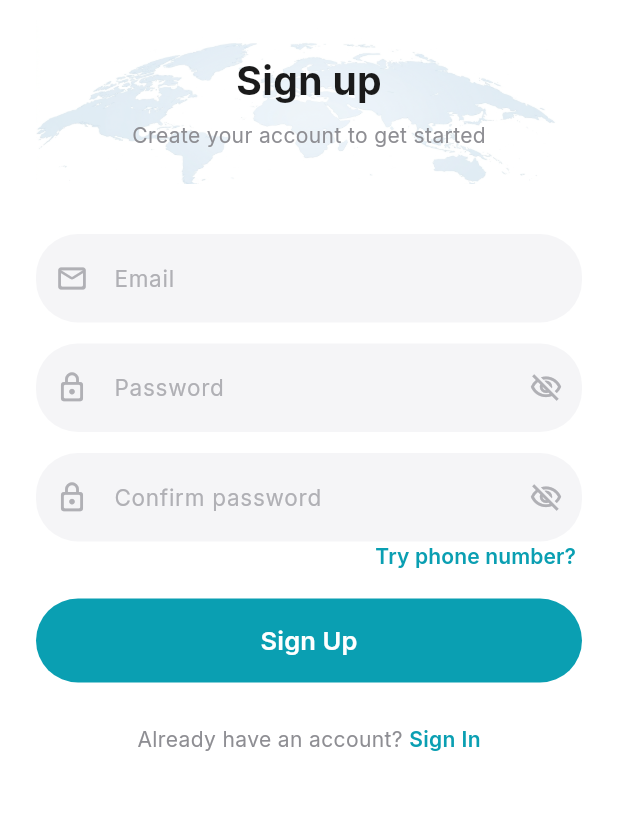
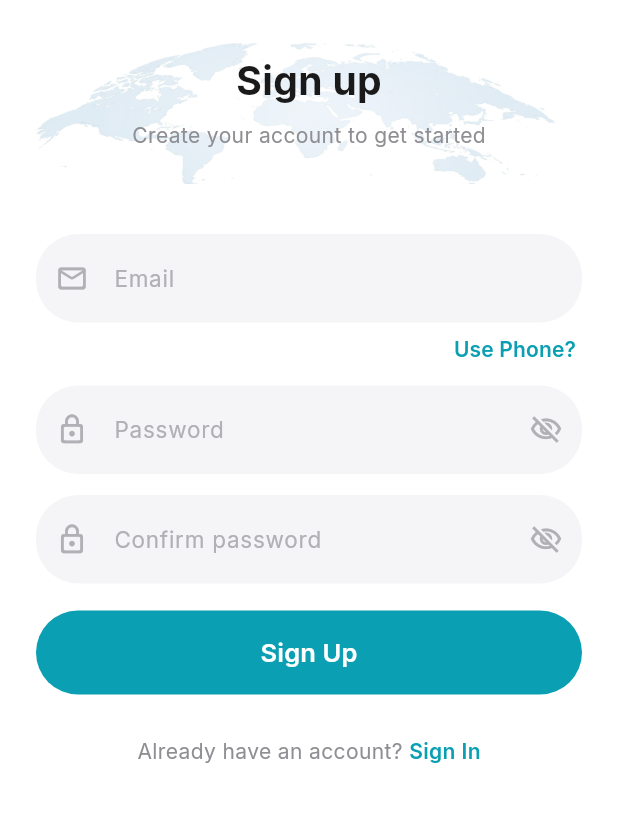
Before and after one commit to 5z97c45jbd-rgb/W2T-UI, a Flutter app: the SignupScreen screen opened by its route, on a phone screen of 412 x 824 dp, the part 213-1035 px from its top. Run offline on Flutter 3.47's test engine with Material 3 defaults, Android fonts, the phone set to English and light mode, and no system bars; our stand-ins replace go_router, google_fonts.

Commit message:
Fix: Phone num field and auth switch link

```diff
--- a/lib/features/auth/ui/signup_screen.dart
+++ b/lib/features/auth/ui/signup_screen.dart
@@ -5,7 +5,9 @@ import 'package:google_fonts/google_fonts.dart';
 import 'package:w2t_mobile/core/constants/app_assets.dart';
 import 'package:w2t_mobile/core/constants/app_colors.dart';
 import 'package:w2t_mobile/core/router/app_router.dart';
+import 'package:w2t_mobile/features/auth/widgets/auth_switch_link.dart';
 import 'package:w2t_mobile/features/auth/widgets/auth_text_field.dart';
+import 'package:w2t_mobile/features/auth/widgets/phone_number_field.dart';
 import 'package:w2t_mobile/features/auth/widgets/primary_button.dart';
 import 'package:w2t_mobile/features/auth/widgets/w2t_logo.dart';
 
@@ -82,23 +84,19 @@ class _SignupScreenState extends State<SignupScreen> {
                   ],
                 ),
                 const SizedBox(height: 28),
-                AuthTextField(
-                  key: ValueKey(_usePhone),
-                  hint: _usePhone ? 'Phone number' : 'Email',
-                  prefixIcon: _usePhone
-                      ? Icons.phone_outlined
-                      : Icons.mail_outline_rounded,
-                  keyboardType: _usePhone
-                      ? TextInputType.phone
-                      : TextInputType.emailAddress,
-                  inputFormatters: _usePhone
-                      ? [
-                          FilteringTextInputFormatter.digitsOnly,
-                          LengthLimitingTextInputFormatter(10),
-                        ]
-                      : null,
+                _usePhone
+                    ? const PhoneNumberField(key: ValueKey('phone'))
+                    : const AuthTextField(
+                        key: ValueKey('email'),
+                        hint: 'Email',
+                        prefixIcon: Icons.mail_outline_rounded,
+                        keyboardType: TextInputType.emailAddress,
+                      ),
+                AuthSwitchLink(
+                  label: _usePhone ? 'Use email' : 'Use Phone?',
+                  onPressed: () => setState(() => _usePhone = !_usePhone),
                 ),
-                const SizedBox(height: 14),
+                const SizedBox(height: 6),
                 const AuthTextField(
                   hint: 'Password',
                   prefixIcon: Icons.lock_outline_rounded,
@@ -109,25 +107,6 @@ class _SignupScreenState extends State<SignupScreen> {
                   hint: 'Confirm password',
                   prefixIcon: Icons.lock_outline_rounded,
                   obscureText: true,
-                ),
-                Align(
-                  alignment: Alignment.centerRight,
-                  child: TextButton(
-                    onPressed: () => setState(() => _usePhone = !_usePhone),
-                    style: TextButton.styleFrom(
-                      padding: const EdgeInsets.symmetric(horizontal: 4),
-                      minimumSize: Size.zero,
-                      tapTargetSize: MaterialTapTargetSize.shrinkWrap,
-                    ),
-                    child: Text(
-                      _usePhone ? 'use email' : 'Try phone number?',
-                      style: GoogleFonts.inter(
-                        fontSize: 14,
-                        fontWeight: FontWeight.w600,
-                        color: AppColors.primary,
-                      ),
-                    ),
-                  ),
                 ),
                 const SizedBox(height: 18),
                 PrimaryButton(
--- /dev/null
+++ b/lib/features/auth/widgets/auth_switch_link.dart
@@ -0,0 +1,37 @@
+import 'package:flutter/material.dart';
+import 'package:google_fonts/google_fonts.dart';
+import 'package:w2t_mobile/core/constants/app_colors.dart';
+
+class AuthSwitchLink extends StatelessWidget {
+  const AuthSwitchLink({
+    super.key,
+    required this.label,
+    required this.onPressed,
+  });
+
+  final String label;
+  final VoidCallback onPressed;
+
+  @override
+  Widget build(BuildContext context) {
+    return Align(
+      alignment: Alignment.centerRight,
+      child: TextButton(
+        onPressed: onPressed,
+        style: TextButton.styleFrom(
+          padding: const EdgeInsets.symmetric(horizontal: 4, vertical: 8),
+          minimumSize: Size.zero,
+          tapTargetSize: MaterialTapTargetSize.shrinkWrap,
+        ),
+        child: Text(
+          label,
+          style: GoogleFonts.inter(
+            fontSize: 14,
+            fontWeight: FontWeight.w600,
+            color: AppColors.primary,
+          ),
+        ),
+      ),
+    );
+  }
+}
--- a/lib/features/auth/widgets/auth_text_field.dart
+++ b/lib/features/auth/widgets/auth_text_field.dart
@@ -7,7 +7,7 @@ class AuthTextField extends StatefulWidget {
   const AuthTextField({
     super.key,
     required this.hint,
-    required this.prefixIcon,
+    this.prefixIcon,
     this.obscureText = false,
     this.controller,
     this.keyboardType,
@@ -15,7 +15,7 @@ class AuthTextField extends StatefulWidget {
   });
 
   final String hint;
-  final IconData prefixIcon;
+  final IconData? prefixIcon;
   final bool obscureText;
   final TextEditingController? controller;
   final TextInputType? keyboardType;
@@ -56,11 +56,13 @@ class _AuthTextFieldState extends State<AuthTextField> {
         filled: true,
         fillColor: AppColors.fieldFill,
         contentPadding: const EdgeInsets.symmetric(horizontal: 18, vertical: 18),
-        prefixIcon: Icon(
-          widget.prefixIcon,
-          color: AppColors.textMuted,
-          size: 22,
-        ),
+        prefixIcon: widget.prefixIcon == null
+            ? null
+            : Icon(
+                widget.prefixIcon,
+                color: AppColors.textMuted,
+                size: 22,
+              ),
         suffixIcon: widget.obscureText
             ? IconButton(
                 onPressed: () => setState(() => _obscured = !_obscured),
```
Also changed, not shown: lib/features/auth/ui/login_screen.dart (+15 -37 lines), lib/features/auth/ui/splash_screen.dart (+3 -5 lines), lib/features/auth/widgets/phone_number_field.dart (added, +76 -0 lines), pubspec.lock.
